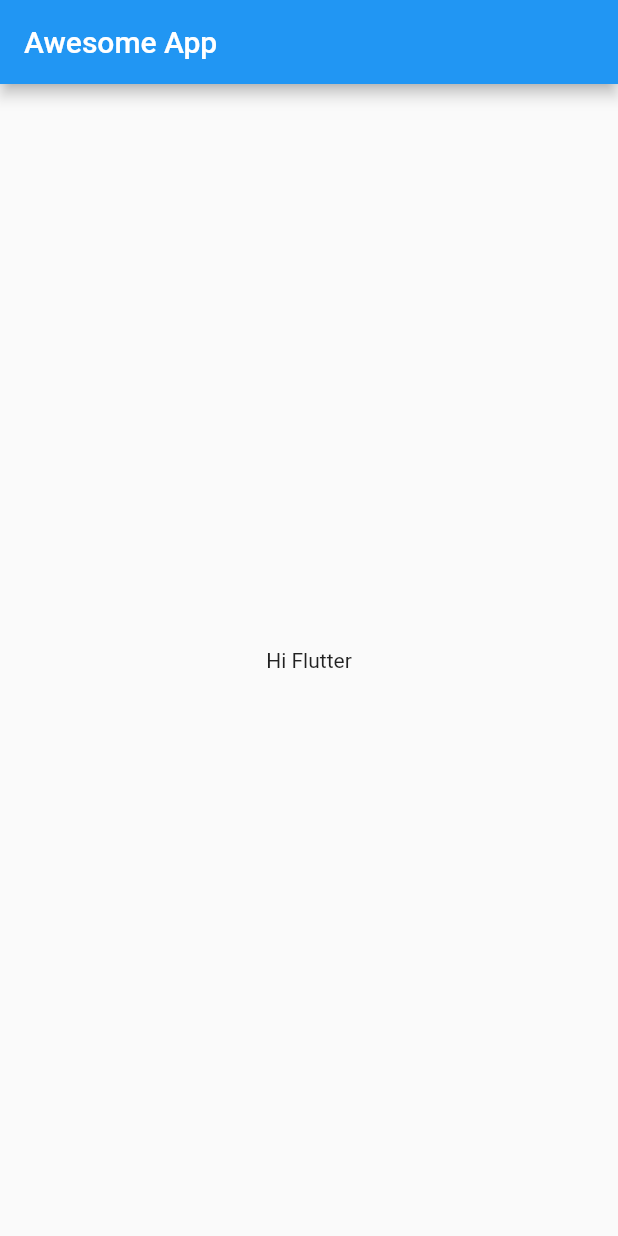
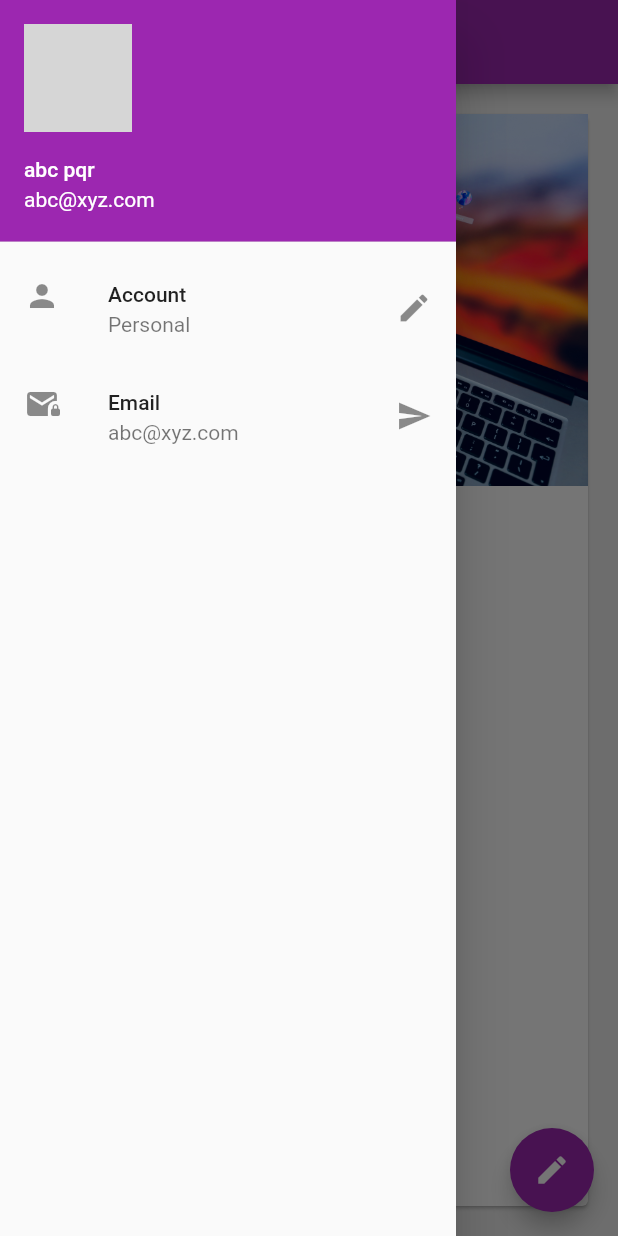
Before and after one commit to sprajwal11/awesomeapp, a Flutter app: the screen it shows after launch, with the side drawer open (before the commit the screen has no drawer), on a phone screen of 412 x 824 dp. Run offline on Flutter 3.47's test engine with Material 2 defaults, Android fonts, the phone set to English and light mode, and no system bars; network calls fail; grey boxes are pictures that could not be loaded.

Commit message:
learnt adding image as assets

```diff
--- a/lib/main.dart
+++ b/lib/main.dart
@@ -1,3 +1,5 @@
+//import 'dart:html';
+
 import 'package:flutter/material.dart';
 import 'package:flutter/cupertino.dart';
 
@@ -5,6 +7,7 @@ void main() {
   runApp(MaterialApp(
     title: "Awesome App",
     home: HomePage(),
+    theme: ThemeData(primarySwatch: Colors.purple),
   ));
 }
 
@@ -14,10 +17,65 @@ class HomePage extends StatelessWidget {
   @override
   Widget build(BuildContext context) {
     return Scaffold(
+      backgroundColor: Colors.grey[200],
       appBar: AppBar(
         title: Text("Awesome App"),
       ),
-      body: Container(child: Center(child: Text("Hi Flutter"))),
+      body: Center(
+          child: Padding(
+        padding: const EdgeInsets.all(16.0),
+        child: Card(
+          child: Column(
+            children: <Widget>[
+              Image.asset(
+                "assets/bg.jpg",
+                fit: BoxFit.cover,
+                // width: 100,
+                // height: 100,
+              )
+            ],
+          ),
+        ),
+      )),
+      drawer: Drawer(
+        child: ListView(
+          padding: EdgeInsets.zero,
+          children: <Widget>[
+            // DrawerHeader(
+            //   child: Text(
+            //     "Hi! I am Drawer",
+            //     style: TextStyle(color: Colors.white),
+            //   ),
+            //   decoration: BoxDecoration(color: Colors.purple),
+            // ),
+            UserAccountsDrawerHeader(
+                accountName: Text("abc pqr"),
+                accountEmail: Text("abc@xyz.com"),
+                currentAccountPicture: CircleAvatar(
+                  backgroundImage: NetworkImage(
+                      "https://images.unsplash.com/photo-1564564321837-a57b7070ac4f?ixlib=rb-4.0.3&ixid=M3wxMjA3fDB8MHxwaG90by1wYWdlfHx8fGVufDB8fHx8fA"),
+                )),
+            ListTile(
+              leading: Icon(Icons.person),
+              title: Text("Account"),
+              subtitle: Text("Personal"),
+              trailing: Icon(Icons.edit),
+            ),
+            ListTile(
+              leading: Icon(Icons.mail_lock),
+              title: Text("Email"),
+              subtitle: Text("abc@xyz.com"),
+              trailing: Icon(Icons.send),
+            ),
+          ],
+        ),
+      ),
+      floatingActionButtonLocation: FloatingActionButtonLocation.endFloat,
+      floatingActionButton: FloatingActionButton(
+        onPressed: () {},
+        child: Icon(Icons.edit),
+        //mini: true,
+      ),
     );
   }
 }
--- a/pubspec.yaml
+++ b/pubspec.yaml
@@ -60,7 +60,8 @@ flutter:
   uses-material-design: true
 
   # To add assets to your application, add an assets section, like this:
-  # assets:
+  assets:
+    - assets/
   #   - images/a_dot_burr.jpeg
   #   - images/a_dot_ham.jpeg
 
```
Also changed, not shown: assets/bg.jpg (added).
